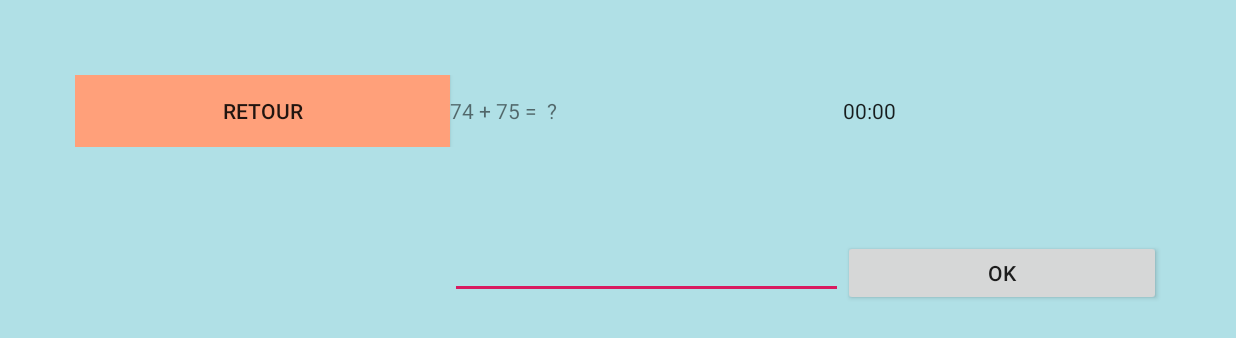
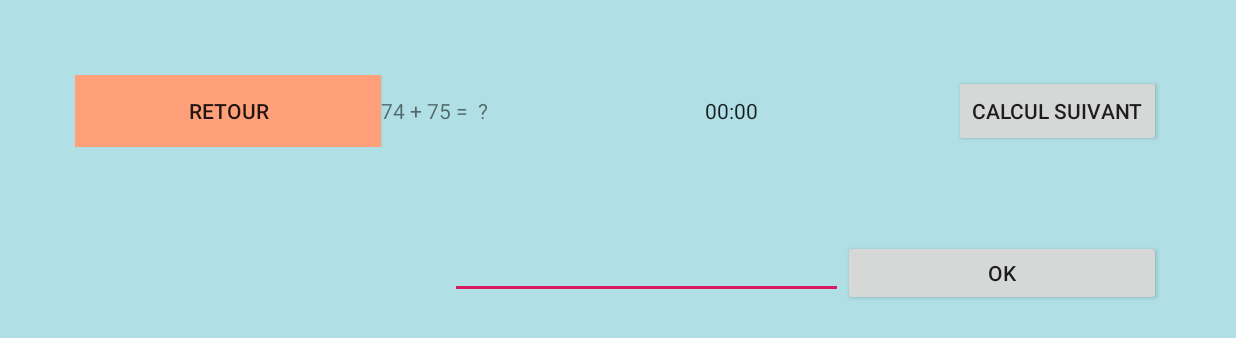
Before and after one commit to solenerichard69/AppMaths, an Android app: the Add1 screen opened directly, with no data from a screen before it, on a phone screen of 824 x 412 dp (held sideways). Shown: the top 338 px of the screen. Run offline under Robolectric (Android 15) with nearby library versions, the light colour scheme and no system bars.

Commit message:
En cours d'ajout du bouton suivant

```diff
--- a/app/src/main/java/com/example/premiertest/Add1.java
+++ b/app/src/main/java/com/example/premiertest/Add1.java
@@ -19,7 +19,7 @@ public class Add1 extends AppCompatActivity {
     private Button backbta1;
     boolean go=true;
     Integer result;
-
+    Integer result1;
 
     @Override
     protected void onCreate(Bundle savedInstanceState) {
@@ -41,13 +41,15 @@ public class Add1 extends AppCompatActivity {
         Integer a = 0;
         Integer b = 0;
 
+
         a = 1 + (int) (Math.random() * (100));
         b = 1 + (int) (Math.random() * (100));
+
 
         TextView test = (TextView) findViewById(R.id.test);
         test.setText(""+a+" + "+b+" =  ?");
         result = a+b; //Calcul du résultat attendu
-        //Integer nb=a; //Test de résult
+
 
 
         //Récupére la valeur d'édit text et la vérifie
@@ -63,8 +65,23 @@ public class Add1 extends AppCompatActivity {
 
                 TextView affichagescore = (TextView) findViewById(R.id.affichagescore);
                 affichagescore.setText("Score : "+score);
+
+
             }
         });
+
+        Button suivant = findViewById(R.id.suivant);
+        suivant.setOnClickListener(new View.OnClickListener() {
+            @Override
+            public void onClick(View v) {
+                int c = 1 + (int) (Math.random() * (100));
+                int d = 1 + (int) (Math.random() * (100));
+                TextView test = (TextView) findViewById(R.id.test);
+                test.setText(""+c+" + "+d+" =  ?");
+                result1 = c+d; //Calcul du résultat attendu
+            }
+        });
+
 
 
      /* Intent otherAct1 = getIntent();
@@ -100,6 +117,7 @@ public class Add1 extends AppCompatActivity {
     }
 
 
+
    /* public void Chrono (){
 
         if(go=true){
--- a/app/src/main/res/layout/activity_add1.xml
+++ b/app/src/main/res/layout/activity_add1.xml
@@ -50,6 +50,12 @@
                 android:layout_height="wrap_content"
                 android:layout_weight="1"
                 android:text=" " />
+
+            <Button
+                android:id="@+id/suivant"
+                android:layout_width="wrap_content"
+                android:layout_height="wrap_content"
+                android:text="Calcul Suivant" />
         </TableRow>
 
         <TableRow
```
